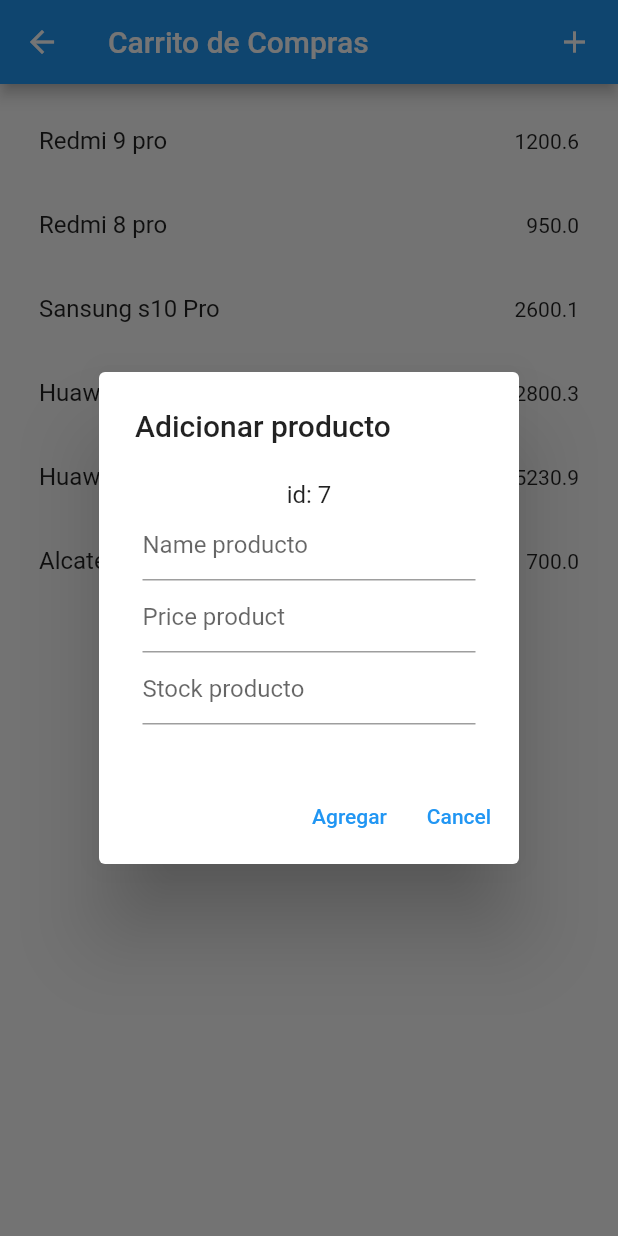
After one commit to AdhaminRubenPomaYapur/Parcial-Tito, a Flutter app: the CarritoCompras screen opened by its route, after a tap on the "add" icon, on a phone screen of 412 x 824 dp. The commit adds this screen. Run offline on Flutter 3.47's test engine with Material 2 defaults, Android fonts, the phone set to English and light mode, and no system bars.

Commit message:
Estructura completada

```diff
--- /dev/null
+++ b/lib/data/carrito.dart
@@ -0,0 +1,34 @@
+import 'package:parcial_flutter_testing/models/producto.dart';
+
+final carrito = _Carrito();
+
+class _Carrito {
+
+  final listProduct = <Producto>[
+    Producto(id: 1, producto: 'Redmi 9 pro',     precio: 1200.60, stock: 10),
+    Producto(id: 2, producto: 'Redmi 8 pro',     precio: 950.00,  stock: 40),
+    Producto(id: 3, producto: 'Sansung s10 Pro', precio: 2600.10, stock: 6),
+    Producto(id: 4, producto: 'Huawei P20 Pro',  precio: 2800.30, stock: 9),
+    Producto(id: 5, producto: 'Huawei P40 Pro',  precio: 5230.90, stock: 40),
+    Producto(id: 6, producto: 'Alcatel S3',      precio: 700.00,  stock: 50),
+  ];
+
+  getItem(){
+    return listProduct;
+  }
+
+  addItem(Producto producto) {
+    listProduct.add(producto);
+  }
+
+  updateItem(int index, Producto producto){
+
+    listProduct[index] = producto;
+
+  }
+
+  removeItem(int index){
+    listProduct.removeAt(index);
+  }
+
+}
--- /dev/null
+++ b/lib/models/producto.dart
@@ -0,0 +1,23 @@
+import 'package:flutter/material.dart';
+
+class Producto {
+
+  final int      id;
+  final IconData icon = Icons.mobile_friendly;
+  final String   producto;
+  final double   precio;
+  final int      stock;
+
+  Producto({
+    required this.id,
+    required this.producto,
+    required this.precio,
+    required this.stock
+  });
+
+  set id       (int id)          => this.id       = id;
+  set producto (String producto) => this.producto = producto;
+  set precio   (double precio)   => this.precio   = precio;
+  set stock    (int stock)       => this.stock    = stock;
+
+}
--- a/lib/routes/app_routes.dart
+++ b/lib/routes/app_routes.dart
@@ -8,6 +8,7 @@ class AppRoute {
     MenuOption(route: 'login',            screen: const LoginScreen()),
     MenuOption(route: 'dailyProgress',    screen: const DailyProgressScreen()),
     MenuOption(route: 'profile',          screen: const ProfileScreen()),
+    MenuOption(route: 'carrito',          screen: const CarritoCompras()),
   ];
 
   static Map<String, Widget Function(BuildContext)> getRoutes() {
--- /dev/null
+++ b/lib/screens/carrito_compras.dart
@@ -0,0 +1,208 @@
+import 'package:flutter/material.dart';
+import 'package:parcial_flutter_testing/data/carrito.dart';
+import 'package:parcial_flutter_testing/models/producto.dart';
+import 'package:parcial_flutter_testing/models/validator.dart';
+
+class CarritoCompras extends StatefulWidget {
+  const CarritoCompras({super.key});
+
+  @override
+  State<CarritoCompras> createState() => _CarritoComprasState();
+}
+
+class _CarritoComprasState extends State<CarritoCompras> {
+
+  final formkey = GlobalKey<FormState>();
+  final productController = TextEditingController();
+  final priceController   = TextEditingController();
+  final stockController   = TextEditingController();
+
+  List<Producto> listProduct = carrito.getItem();
+
+  void alertDialogAdd() {
+    showDialog(
+      context: context,
+      builder: (context) => AlertDialog(
+
+        title: const Text('Adicionar producto'),
+        content: Container(
+          padding: const EdgeInsets.all(5),
+          child: Form(
+            key: formkey,
+            child: Column(
+              mainAxisSize: MainAxisSize.min,
+              children: [
+                Text('id: ${listProduct.length + 1}'),
+                TextFormField(
+                  decoration: const InputDecoration(
+                    hintText: 'Name producto'
+                  ),
+                  onChanged: (value) => productController.text = value,
+                  validator: Validator.validatorName,
+                  autovalidateMode: AutovalidateMode.onUserInteraction,
+                ),
+                TextFormField(
+                  decoration: const InputDecoration(
+                    hintText: 'Price product'
+                  ),
+                  onChanged: (value) => priceController.text = value,
+                  validator: Validator.validatorPrice,
+                  autovalidateMode: AutovalidateMode.onUserInteraction,
+                ),
+                TextFormField(
+                  decoration: const InputDecoration(
+                    hintText: 'Stock producto'
+                  ),
+                  onChanged: (value) => stockController.text = value,
+                  validator: Validator.validatorStock,
+                  autovalidateMode: AutovalidateMode.onUserInteraction,
+                ),
+              ],
+            ),
+          ),
+        ),
+        actions: [
+          TextButton(
+            onPressed: () {
+              if(formkey.currentState?.validate() ?? true){
+                setState(() {
+                  int id = listProduct.length + 1;
+                  carrito.addItem(
+                    Producto(
+                      id: id,
+                      producto: productController.text,
+                      precio: double.parse( priceController.text ),
+                      stock: int.parse(stockController.text)
+                    )
+                  );
+                  Navigator.pop(context);
+                });
+              }
+            },
+            child: const Text('Agregar')
+          ),
+          TextButton(
+            onPressed: () => Navigator.pop(context),
+            child: const Text('Cancel')
+          ),
+        ],
+      ),
+    );
+  }
+
+  void alertDialogUpdateAndDelete(int index, int id, String product, String price, String stock) {
+
+    productController.text = product;
+    priceController.text   = price;
+    stockController.text   = stock;
+
+    showDialog(
+      context: context,
+      builder: (context) => AlertDialog(
+        title: const Text('Update and Delete'),
+        content: Container(
+          padding: const EdgeInsets.all(5),
+          child: Form(
+            key: formkey,
+            child: Column(
+              mainAxisSize: MainAxisSize.min,
+              children: [
+                Text('id: $id'),
+                TextFormField(
+                  decoration: const InputDecoration(
+                    hintText: 'Name producto'
+                  ),
+                  initialValue: productController.text,
+                  onChanged: (value) => productController.text = value,
+                  validator: Validator.validatorName,
+                  autovalidateMode: AutovalidateMode.onUserInteraction,
+                ),
+                TextFormField(
+                  decoration: const InputDecoration(
+                    hintText: 'Price product'
+                  ),
+                  initialValue: priceController.text,
+                  onChanged: (value) => priceController.text = value,
+                  validator: Validator.validatorPrice,
+                  autovalidateMode: AutovalidateMode.onUserInteraction,
+                ),
+                TextFormField(
+                  decoration: const InputDecoration(
+                    hintText: 'Stock producto'
+                  ),
+                  initialValue: stockController.text,
+                  onChanged: (value) => stockController.text = value,
+                  validator: Validator.validatorStock,
+                  autovalidateMode: AutovalidateMode.onUserInteraction,
+                ),
+              ],
+            ),
+          ),
+        ),
+        actions: [
+          TextButton(
+            onPressed: () {
+              if(formkey.currentState?.validate() ?? true){
+                  carrito.updateItem(
+                    index,
+                    Producto(
+                      id      : id,
+                      producto: productController.text,
+                      precio  : double.parse( priceController.text ),
+                      stock   : int.parse(stockController.text)
+                    ),
+                  );
+                  setState(() {});
+                  Navigator.pop(context);
+              }
+            },
+            child: const Text('Actualizar')
+          ),
+          TextButton(
+            onPressed: () {
+              setState(() {});
+              carrito.removeItem(index);
+              Navigator.pop(context);
+            },
+            child: const Text('Eliminar')
+          ),
+        ],
+      ),
+    );
+  }
+
+  @override
+  Widget build(BuildContext context) {
+    return Scaffold(
+      appBar: AppBar(
+        title: const Text('Carrito de Compras'),
+        actions: [
+          IconButton(
+            padding: const EdgeInsets.only( right: 10 ),
+            onPressed: () =>alertDialogAdd(),
+            icon: const Icon(Icons.add)
+          )
+        ],
+      ),
+      body: Container(
+        padding: const EdgeInsets.all(10),
+        child: ListView.builder(
+          itemBuilder: (context, index) {
+            return ListTile(
+              title: Text(listProduct[index].producto),
+              trailing: Text('${listProduct[index].precio}'),
+              onTap: () => alertDialogUpdateAndDelete(
+                index,
+                listProduct[index].id,
+                listProduct[index].producto,
+                listProduct[index].precio.toString(),
+                listProduct[index].stock.toString()
+              ),
+            );
+          },
+          itemCount: carrito.listProduct.length,
+        ),
+      ),
+    );
+  }
+}
--- a/lib/screens/profile_screen.dart
+++ b/lib/screens/profile_screen.dart
@@ -46,7 +46,9 @@ class _ProfileScreenState extends State<ProfileScreen> {
                     ])),
                 const SizedBox(height: 50),
                 MaterialButton(
-                  onPressed: () {},
+                  onPressed: () {
+                    Navigator.pushNamed(context, 'carrito');
+                  },
                   shape: RoundedRectangleBorder(
                       borderRadius: BorderRadius.circular(10)),
                   disabledColor: Colors.grey,
@@ -55,7 +57,7 @@ class _ProfileScreenState extends State<ProfileScreen> {
                   padding:
                       const EdgeInsets.symmetric(horizontal: 80, vertical: 20),
                   child: const Text(
-                    "Edit profile",
+                    "Comprar",
                     style: TextStyle(color: Colors.white),
                   ),
                 ),
--- a/lib/screens/screens.dart
+++ b/lib/screens/screens.dart
@@ -1,3 +1,4 @@
+export 'package:parcial_flutter_testing/screens/carrito_compras.dart';
 export 'package:parcial_flutter_testing/screens/daily_progress.dart';
 export 'package:parcial_flutter_testing/screens/login_screen.dart';
 export 'package:parcial_flutter_testing/screens/profile_screen.dart';
```
Also changed, not shown: lib/models/validator.dart (+17 -17 lines), 1 other file.
